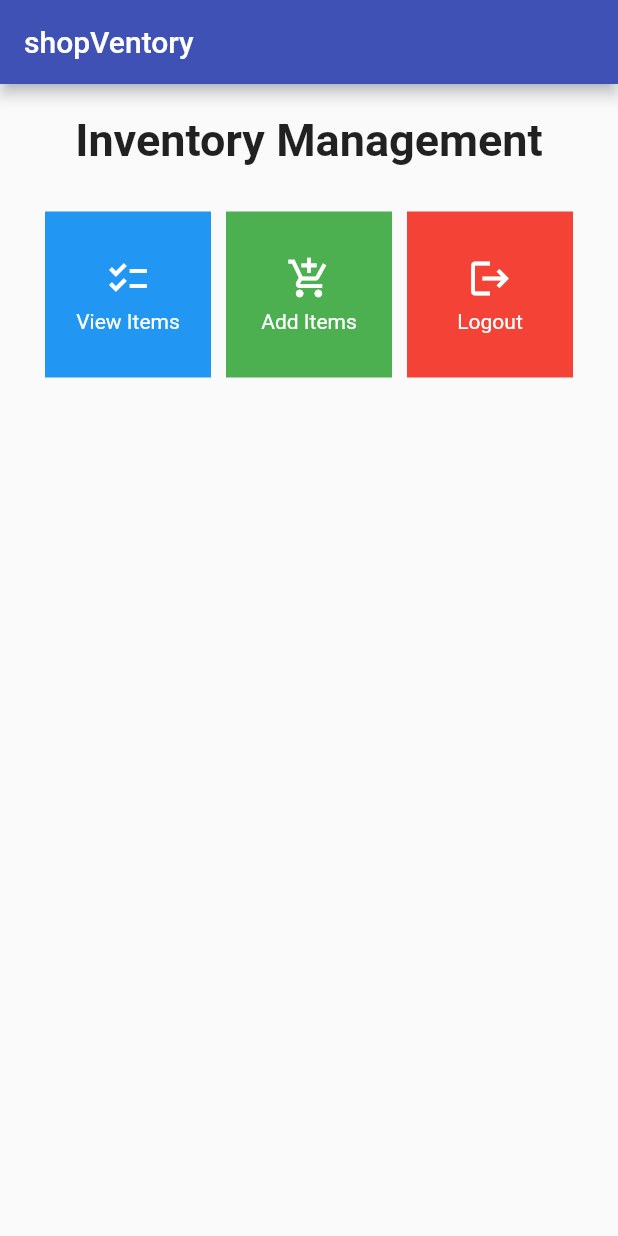
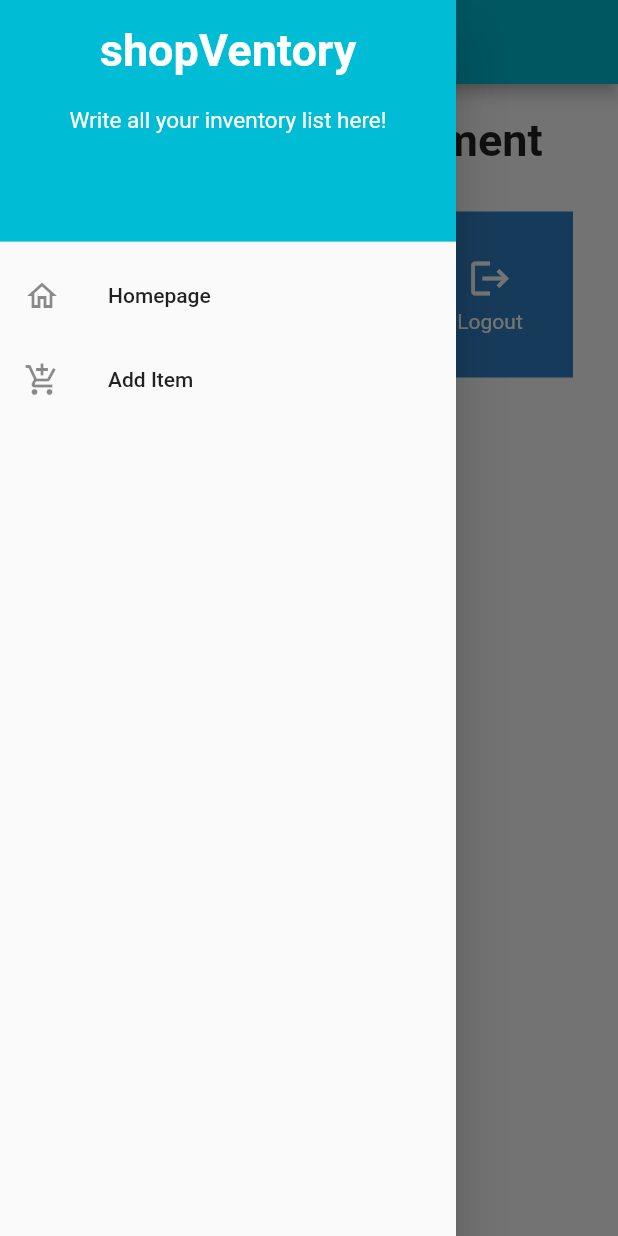
Before and after one commit to tvadhisti/inventory-list-mobile, a Flutter app: the screen it shows after launch, with the side drawer open (before the commit the screen has no drawer), on a phone screen of 412 x 824 dp. Run offline on Flutter 3.47's test engine with Material 2 defaults, Android fonts, the phone set to English and light mode, and no system bars.

Commit message:
assigment 8

```diff
--- a/lib/main.dart
+++ b/lib/main.dart
@@ -1,5 +1,5 @@
 import 'package:flutter/material.dart';
-import 'package:inventory_management/menu.dart';
+import 'package:inventory_management/screens/menu.dart';
 
 void main() {
   runApp(const MyApp());
@@ -29,7 +29,7 @@ class MyApp extends StatelessWidget {
           //
           // This works for code too, not just values: Most code changes can be
           // tested with just a hot reload.
-          primarySwatch: Colors.indigo
+          primarySwatch: Colors.cyan
           // useMaterial3: true,
           ),
       home: MyHomePage(),
--- a/lib/menu.dart
+++ b/lib/screens/menu.dart
@@ -1,13 +1,17 @@
 import 'package:flutter/material.dart';
+import 'package:inventory_management/widgets/shop_card.dart';
+import 'package:inventory_management/widgets/left_drawer.dart';
+import 'package:inventory_management/screens/shoplist_form.dart';
 
 class MyHomePage extends StatelessWidget {
   MyHomePage({Key? key}) : super(key: key);
 
   final List<InvItem> items = [
     InvItem("View Items", Icons.checklist,
-        Colors.blue), // Set the color for each item
-    InvItem("Add Items", Icons.add_shopping_cart, Colors.green),
-    InvItem("Logout", Icons.logout, Colors.red),
+        Color.fromARGB(255, 186, 130, 149)), // Set the color for each item
+    InvItem("Add Items", Icons.add_shopping_cart,
+        Color.fromARGB(255, 116, 102, 164)),
+    InvItem("Logout", Icons.logout, Color.fromARGB(255, 47, 129, 196)),
   ];
 
   // This widget is the home page of your application. It is stateful, meaning
@@ -27,6 +31,7 @@ class MyHomePage extends StatelessWidget {
           'shopVentory',
         ),
       ),
+      drawer: const LeftDrawer(),
       body: SingleChildScrollView(
         // Scrolling wrapper widget
         child: Padding(
@@ -55,9 +60,22 @@ class MyHomePage extends StatelessWidget {
                 mainAxisSpacing: 10,
                 crossAxisCount: 3,
                 shrinkWrap: true,
-                children: items.map((InvItem item) {
-                  // Iteration for each item
-                  return ShopCard(item);
+                children: items.map<Widget>((InvItem item) {
+                  return ShopCard(item, onTap: () {
+                    if (item.name == 'Add Items') {
+                      Navigator.push(
+                        context,
+                        MaterialPageRoute(builder: (context) => ShopFormPage()),
+                      );
+                    } else {
+                      ScaffoldMessenger.of(context).hideCurrentSnackBar();
+                      ScaffoldMessenger.of(context).showSnackBar(
+                        SnackBar(
+                            content:
+                                Text("You clicked the ${item.name} button!")),
+                      );
+                    }
+                  });
                 }).toList(),
               ),
             ],
@@ -70,8 +88,9 @@ class MyHomePage extends StatelessWidget {
 
 class ShopCard extends StatelessWidget {
   final InvItem item;
+  final VoidCallback onTap;
 
-  const ShopCard(this.item, {Key? key}); // Constructor
+  const ShopCard(this.item, {required this.onTap, Key? key}) : super(key: key);
 
   @override
   Widget build(BuildContext context) {
@@ -79,13 +98,7 @@ class ShopCard extends StatelessWidget {
       color: item.buttonColor,
       child: InkWell(
         // Responsive touch area
-        onTap: () {
-          // Show a SnackBar when clicked
-          ScaffoldMessenger.of(context)
-            ..hideCurrentSnackBar()
-            ..showSnackBar(SnackBar(
-                content: Text("You clicked the ${item.name} button!")));
-        },
+        onTap: onTap,
         child: Container(
           // Container to hold Icon and Text
           padding: const EdgeInsets.all(8),
--- /dev/null
+++ b/lib/widgets/left_drawer.dart
@@ -0,0 +1,74 @@
+import 'package:flutter/material.dart';
+import 'package:inventory_management/screens/menu.dart';
+// DONE TODO: Import the ShopFormPage page here
+import 'package:inventory_management/screens/shoplist_form.dart';
+
+class LeftDrawer extends StatelessWidget {
+  const LeftDrawer({super.key});
+
+  @override
+  Widget build(BuildContext context) {
+    return Drawer(
+      child: ListView(
+        children: [
+          const DrawerHeader(
+            decoration: BoxDecoration(
+              color: Colors.cyan,
+            ),
+            child: Column(
+              children: [
+                Text(
+                  'shopVentory',
+                  textAlign: TextAlign.center,
+                  style: TextStyle(
+                    fontSize: 30,
+                    fontWeight: FontWeight.bold,
+                    color: Colors.white,
+                  ),
+                ),
+                Padding(padding: EdgeInsets.all(10)),
+                Text(
+                  "Write all your inventory list here!",
+                  //DONE  TODO: Add a text style with center alignment, font size 15, white color, and regular weight
+                  textAlign: TextAlign.center,
+                  style: TextStyle(
+                    fontSize: 15,
+                    fontWeight: FontWeight.normal,
+                    color: Colors.white,
+                  ),
+                ),
+              ],
+            ),
+          ),
+          ListTile(
+            leading: const Icon(Icons.home_outlined),
+            title: const Text('Homepage'),
+            // redirect to MyHomePage
+            onTap: () {
+              Navigator.pushReplacement(
+                context,
+                MaterialPageRoute(
+                  builder: (context) => MyHomePage(),
+                ),
+              );
+            },
+          ),
+          ListTile(
+            leading: const Icon(Icons.add_shopping_cart),
+            title: const Text('Add Item'),
+            // redirect to ShopFormPage
+            onTap: () {
+              /*
+              DONE TODO: Create routing to ShopFormPage here
+              */
+              Navigator.pushReplacement(
+                context,
+                MaterialPageRoute(builder: (context) => ShopFormPage()),
+              );
+            },
+          ),
+        ],
+      ),
+    );
+  }
+}
--- /dev/null
+++ b/lib/widgets/shop_card.dart
@@ -0,0 +1,57 @@
+import 'package:flutter/material.dart';
+import 'package:inventory_management/screens/menu.dart';
+import 'package:inventory_management/screens/shoplist_form.dart';
+
+class ShopCard extends StatelessWidget {
+  final InvItem item;
+
+  const ShopCard(this.item, {Key? key}); // Constructor
+
+  @override
+  Widget build(BuildContext context) {
+    return Material(
+      color: Colors.cyan,
+      child: InkWell(
+        // Responsive touch area
+        onTap: () {
+          // Show SnackBar when clicked
+          ScaffoldMessenger.of(context)
+            ..hideCurrentSnackBar()
+            ..showSnackBar(SnackBar(
+                content: Text("You pressed the ${item.name} button!")));
+
+          // Navigate to the appropriate route (depending on the button type)
+          if (item.name == "Add Product") {
+            Navigator.pushReplacement(
+              context,
+              MaterialPageRoute(builder: (context) => ShopFormPage()),
+            );
+            // DONE TODO: Use Navigator.push to navigate to a MaterialPageRoute that encompasses ShopFormPage.
+          }
+        },
+        child: Container(
+          // Container to hold Icon and Text
+          padding: const EdgeInsets.all(8),
+          child: Center(
+            child: Column(
+              mainAxisAlignment: MainAxisAlignment.center,
+              children: [
+                Icon(
+                  item.icon,
+                  color: Colors.white,
+                  size: 30.0,
+                ),
+                const Padding(padding: EdgeInsets.all(3)),
+                Text(
+                  item.name,
+                  textAlign: TextAlign.center,
+                  style: const TextStyle(color: Colors.white),
+                ),
+              ],
+            ),
+          ),
+        ),
+      ),
+    );
+  }
+}
```
Also changed, not shown: lib/screens/shoplist_form.dart (added, +159 -0 lines).
